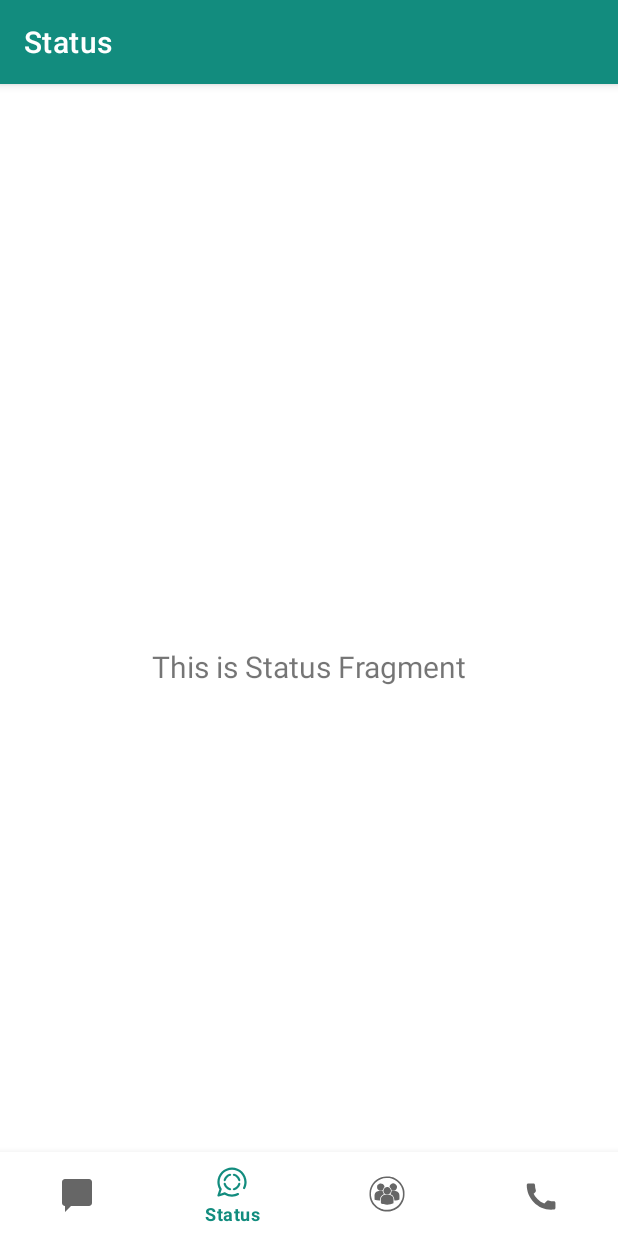
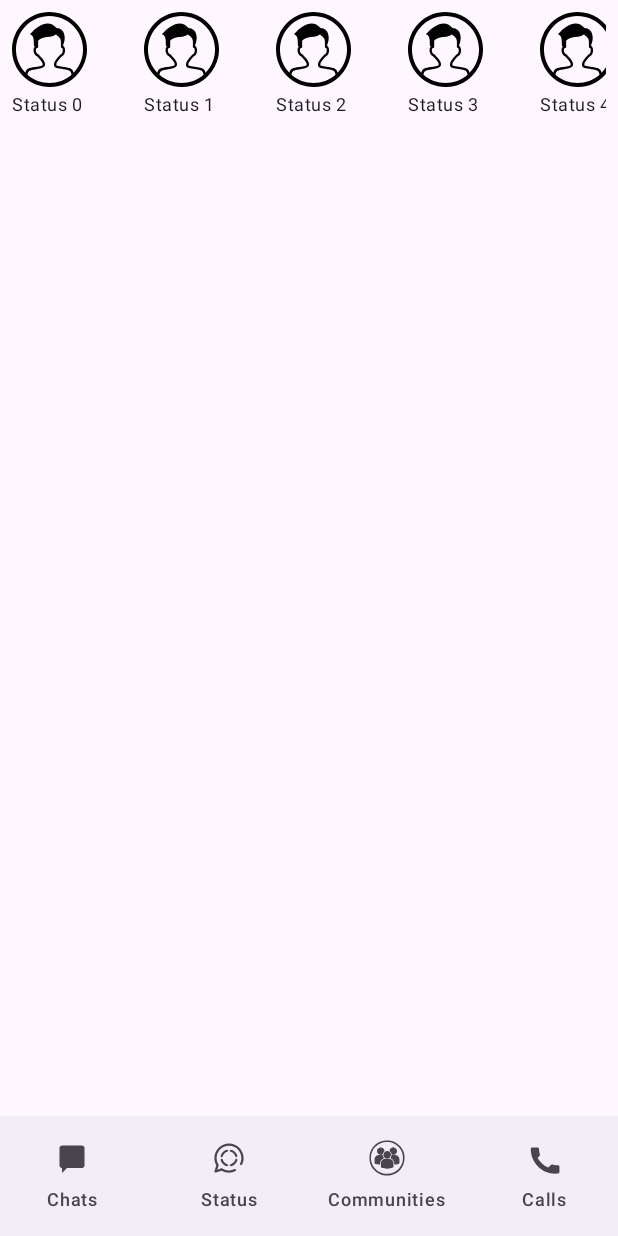
Before and after one commit to Lordeveraxe/WhatsappClone, an Android app built with Jetpack Compose: the screen it shows after launch (MainActivity), item 2 of the bottom bar chosen, on a phone screen of 412 x 824 dp. Run offline under Robolectric (Android 15) with nearby library versions, the phone set to English and light mode, and no system bars; our stand-ins replace constraintlayout-compose.

```diff
--- a/app/src/main/java/com/uptc/whatsapp/MainActivity.kt
+++ b/app/src/main/java/com/uptc/whatsapp/MainActivity.kt
@@ -1,34 +1,14 @@
 package com.uptc.whatsapp
 
 import android.os.Bundle
-import com.google.android.material.bottomnavigation.BottomNavigationView
-import androidx.appcompat.app.AppCompatActivity
-import androidx.navigation.findNavController
-import androidx.navigation.ui.AppBarConfiguration
-import androidx.navigation.ui.setupActionBarWithNavController
-import androidx.navigation.ui.setupWithNavController
-import com.uptc.whatsapp.databinding.ActivityMainBinding
+import androidx.activity.ComponentActivity
+import androidx.activity.compose.setContent
 
-class MainActivity : AppCompatActivity() {
-
-    private lateinit var binding: ActivityMainBinding
-
+class MainActivity : ComponentActivity() {
     override fun onCreate(savedInstanceState: Bundle?) {
         super.onCreate(savedInstanceState)
-
-        binding = ActivityMainBinding.inflate(layoutInflater)
-        setContentView(binding.root)
-
-        val navView: BottomNavigationView = binding.navView
-
-        val navController = findNavController(R.id.nav_host_fragment_activity_main)
-
-        val appBarConfiguration = AppBarConfiguration(
-            setOf(
-                R.id.navigation_chats, R.id.navigation_status, R.id.navigation_communities,R.id.navigation_calls
-            )
-        )
-        setupActionBarWithNavController(navController, appBarConfiguration)
-        navView.setupWithNavController(navController)
+        setContent {
+            MainScreen()
+        }
     }
 }
--- /dev/null
+++ b/app/src/main/java/com/uptc/whatsapp/MainScreen.kt
@@ -0,0 +1,33 @@
+package com.uptc.whatsapp
+
+import androidx.compose.foundation.layout.padding
+import androidx.compose.material3.*
+import androidx.compose.runtime.Composable
+import androidx.compose.ui.Modifier
+import androidx.navigation.compose.NavHost
+import androidx.navigation.compose.composable
+import androidx.navigation.compose.rememberNavController
+import com.uptc.whatsapp.ui.calls.CallsScreen
+import com.uptc.whatsapp.ui.chats.ChatsScreen
+import com.uptc.whatsapp.ui.communities.CommunitiesScreen
+import com.uptc.whatsapp.ui.navigation.BottomNavigationBar
+import com.uptc.whatsapp.ui.status.StatusScreen
+
+@Composable
+fun MainScreen() {
+    val navController = rememberNavController()
+    Scaffold(
+        bottomBar = { BottomNavigationBar(navController) }
+    ) { padding ->
+        NavHost(
+            navController = navController,
+            startDestination = "chats",
+            Modifier.padding(padding)
+        ) {
+            composable("chats") { ChatsScreen() }
+            composable("status") { StatusScreen() }
+            composable("communities") { CommunitiesScreen() }
+            composable("calls") { CallsScreen() }
+        }
+    }
+}
--- a/app/src/main/java/com/uptc/whatsapp/ui/chats/ChatsFragment.kt
+++ /dev/null
@@ -1,47 +0,0 @@
-package com.uptc.whatsapp.ui.chats
-
-import android.os.Bundle
-import android.view.LayoutInflater
-import android.view.View
-import android.view.ViewGroup
-import android.widget.LinearLayout
-import android.widget.TextView
-import androidx.fragment.app.Fragment
-import com.uptc.whatsapp.R
-import com.uptc.whatsapp.databinding.FragmentChatsBinding
-
-class ChatsFragment : Fragment() {
-
-    private var _binding: FragmentChatsBinding? = null
-    private val binding get() = _binding!!
-
-    private val numberOfChats = 15  // Number of dynamic chat items to create
-
-    override fun onCreateView(
-        inflater: LayoutInflater, container: ViewGroup?,
-        savedInstanceState: Bundle?
-    ): View {
-        _binding = FragmentChatsBinding.inflate(inflater, container, false)
-        val root: View = binding.root
-        addChatsDynamically()
-        return root
-    }
-
-    private fun addChatsDynamically() {
-        val linearLayoutForChats = binding.linearLayoutForChats
-
-        for (i in 1..numberOfChats) {
-            val chatView = LayoutInflater.from(context).inflate(R.layout.person, linearLayoutForChats, false).apply {
-                findViewById<TextView>(R.id.textView_chat_name).text = "Chat Name $i"
-                findViewById<TextView>(R.id.textView_last_message).text = "Last message preview $i"
-                findViewById<TextView>(R.id.textView_timestamp).text = "${i}/10/2024"
-            }
-            linearLayoutForChats.addView(chatView)
-        }
-    }
-
-    override fun onDestroyView() {
-        super.onDestroyView()
-        _binding = null
-    }
-}
--- /dev/null
+++ b/app/src/main/java/com/uptc/whatsapp/ui/chats/ChatsScreen.kt
@@ -0,0 +1,75 @@
+package com.uptc.whatsapp.ui.chats
+
+import androidx.compose.foundation.Image
+import androidx.compose.foundation.layout.*
+import androidx.compose.foundation.lazy.LazyColumn
+import androidx.compose.material3.MaterialTheme
+import androidx.compose.material3.Text
+import androidx.compose.runtime.Composable
+import androidx.compose.ui.Modifier
+import androidx.compose.ui.res.painterResource
+import androidx.compose.ui.unit.dp
+import androidx.constraintlayout.compose.ConstraintLayout
+import com.uptc.whatsapp.R
+
+@Composable
+fun ChatsScreen() {
+    LazyColumn {
+        items(15) { index ->
+            ChatItem(
+                chatName = "Chat Name $index",
+                lastMessage = "Last message preview $index",
+                timestamp = "${index + 1}/10/2024"
+            )
+        }
+    }
+}
+
+@Composable
+fun ChatItem(chatName: String, lastMessage: String, timestamp: String) {
+    ConstraintLayout(
+        modifier = Modifier
+            .fillMaxWidth()
+            .padding(8.dp)
+    ) {
+        val (profileImage, name, message, time) = createRefs()
+
+        Image(
+            painter = painterResource(id = R.drawable.profile_placeholder),
+            contentDescription = "Profile Image",
+            modifier = Modifier
+                .size(50.dp)
+                .padding(end = 8.dp)  // Añade un espacio entre la imagen y el texto
+                .constrainAs(profileImage) {
+                    start.linkTo(parent.start)
+                    top.linkTo(parent.top)
+                    bottom.linkTo(parent.bottom)
+                }
+        )
+        Text(
+            text = chatName,
+            modifier = Modifier.constrainAs(name) {
+                start.linkTo(profileImage.end, margin = 8.dp)
+                top.linkTo(profileImage.top)
+            },
+            style = MaterialTheme.typography.titleMedium
+        )
+        Text(
+            text = lastMessage,
+            modifier = Modifier.constrainAs(message) {
+                start.linkTo(name.start)
+                top.linkTo(name.bottom, margin = 4.dp)
+            },
+            style = MaterialTheme.typography.bodySmall,
+            maxLines = 1
+        )
+        Text(
+            text = timestamp,
+            modifier = Modifier.constrainAs(time) {
+                end.linkTo(parent.end, margin = 8.dp)
+                top.linkTo(name.top)
+            },
+            style = MaterialTheme.typography.bodySmall
+        )
+    }
+}
--- /dev/null
+++ b/app/src/main/java/com/uptc/whatsapp/ui/navigation/BottomNavigationBar.kt
@@ -0,0 +1,48 @@
+package com.uptc.whatsapp.ui.navigation
+
+import androidx.compose.foundation.layout.fillMaxWidth
+import androidx.compose.foundation.layout.padding
+import androidx.compose.foundation.layout.size
+import androidx.compose.material3.Icon
+import androidx.compose.material3.NavigationBar
+import androidx.compose.material3.NavigationBarItem
+import androidx.compose.material3.Text
+import androidx.compose.runtime.Composable
+import androidx.compose.ui.Modifier
+import androidx.compose.ui.res.painterResource
+import androidx.compose.ui.unit.dp
+import androidx.navigation.NavHostController
+import com.uptc.whatsapp.R
+
+@Composable
+fun BottomNavigationBar(navController: NavHostController) {
+    NavigationBar(
+        modifier = Modifier.fillMaxWidth(),
+        tonalElevation = 4.dp
+    ) {
+        NavigationBarItem(
+            icon = { Icon(painter = painterResource(id = R.drawable.ic_chats_black_24dp), contentDescription = "Chats", modifier = Modifier.size(24.dp).padding(2.dp)) },
+            label = { Text("Chats") },
+            selected = false,
+            onClick = { navController.navigate("chats") }
+        )
+        NavigationBarItem(
+            icon = { Icon(painter = painterResource(id = R.drawable.ic_status_black_24dp), contentDescription = "Status", modifier = Modifier.size(24.dp)) },
+            label = { Text("Status") },
+            selected = false,
+            onClick = { navController.navigate("status") }
+        )
+        NavigationBarItem(
+            icon = { Icon(painter = painterResource(id = R.drawable.ic_communities_black_24dp), contentDescription = "Communities", modifier = Modifier.size(24.dp)) },
+            label = { Text("Communities") },
+            selected = false,
+            onClick = { navController.navigate("communities") }
+        )
+        NavigationBarItem(
+            icon = { Icon(painter = painterResource(id = R.drawable.ic_calls_black_24dp), contentDescription = "Calls", modifier = Modifier.size(24.dp)) },
+            label = { Text("Calls") },
+            selected = false,
+            onClick = { navController.navigate("calls") }
+        )
+    }
+}
--- a/app/src/main/java/com/uptc/whatsapp/ui/status/StatusFragment.kt
+++ /dev/null
@@ -1,43 +0,0 @@
-package com.uptc.whatsapp.ui.status
-
-import android.os.Bundle
-import android.view.LayoutInflater
-import android.view.View
-import android.view.ViewGroup
-import android.widget.TextView
-import androidx.fragment.app.Fragment
-import androidx.lifecycle.ViewModelProvider
-import com.uptc.whatsapp.databinding.FragmentStatusBinding
-import com.uptc.whatsapp.ui.calls.StatusViewModel
-
-class StatusFragment : Fragment() {
-
-    private var _binding: FragmentStatusBinding? = null
-
-    // This property is only valid between onCreateView and
-    // onDestroyView.
-    private val binding get() = _binding!!
-
-    override fun onCreateView(
-        inflater: LayoutInflater,
-        container: ViewGroup?,
-        savedInstanceState: Bundle?
-    ): View {
-        val statusViewModel =
-            ViewModelProvider(this).get(StatusViewModel::class.java)
-
-        _binding = FragmentStatusBinding.inflate(inflater, container, false)
-        val root: View = binding.root
-
-        val textView: TextView = binding.textStatus
-        statusViewModel.text.observe(viewLifecycleOwner) {
-            textView.text = it
-        }
-        return root
-    }
-
-    override fun onDestroyView() {
-        super.onDestroyView()
-        _binding = null
-    }
-}
--- /dev/null
+++ b/app/src/main/java/com/uptc/whatsapp/ui/status/StatusScreen.kt
@@ -0,0 +1,53 @@
+package com.uptc.whatsapp.ui.status
+
+import androidx.compose.foundation.Image
+import androidx.compose.foundation.layout.Arrangement
+import androidx.compose.foundation.layout.padding
+import androidx.compose.foundation.layout.size
+import androidx.compose.foundation.lazy.LazyRow
+import androidx.compose.runtime.Composable
+import androidx.compose.ui.Modifier
+import androidx.compose.ui.res.painterResource
+import androidx.compose.ui.unit.dp
+import androidx.constraintlayout.compose.ConstraintLayout
+import androidx.compose.material3.MaterialTheme
+import androidx.compose.material3.Text
+import com.uptc.whatsapp.R
+
+@Composable
+fun StatusScreen() {
+    LazyRow(
+        modifier = Modifier.padding(8.dp),
+        horizontalArrangement = Arrangement.spacedBy(8.dp)
+    ) {
+        items(10) { index ->
+            StatusItem(statusName = "Status $index")
+        }
+    }
+}
+
+@Composable
+fun StatusItem(statusName: String) {
+    ConstraintLayout(modifier = Modifier.size(80.dp)) {
+        val (profileImage, name) = createRefs()
+
+        Image(
+            painter = painterResource(id = R.drawable.profile_placeholder),
+            contentDescription = "Status Image",
+            modifier = Modifier
+                .size(50.dp)
+                .constrainAs(profileImage) {
+                    start.linkTo(parent.start)
+                    top.linkTo(parent.top)
+                }
+        )
+        Text(
+            text = statusName,
+            modifier = Modifier.constrainAs(name) {
+                start.linkTo(parent.start)
+                top.linkTo(profileImage.bottom, margin = 4.dp)
+            },
+            style = MaterialTheme.typography.bodySmall
+        )
+    }
+}
--- a/app/src/main/java/com/uptc/whatsapp/ui/status/StatusViewModel.kt
+++ /dev/null
@@ -1,13 +0,0 @@
-package com.uptc.whatsapp.ui.calls
-
-import androidx.lifecycle.LiveData
-import androidx.lifecycle.MutableLiveData
-import androidx.lifecycle.ViewModel
-
-class StatusViewModel : ViewModel() {
-
-    private val _text = MutableLiveData<String>().apply {
-        value = "This is Status Fragment"
-    }
-    val text: LiveData<String> = _text
-}
```
Also changed, not shown: app/build.gradle.kts (+12 -0 lines), app/src/main/java/com/uptc/whatsapp/ui/calls/CallsFragment.kt (deleted, +0 -42 lines), app/src/main/java/com/uptc/whatsapp/ui/calls/CallsScreen.kt (added, +18 -0 lines), app/src/main/java/com/uptc/whatsapp/ui/calls/CallsViewModel.kt (deleted, +0 -13 lines), app/src/main/java/com/uptc/whatsapp/ui/communities/CommunitiesFragment.kt (deleted, +0 -42 lines), app/src/main/java/com/uptc/whatsapp/ui/communities/CommunitiesScreen.kt (added, +19 -0 lines), app/src/main/java/com/uptc/whatsapp/ui/communities/CommunitiesViewModel.kt (deleted, +0 -13 lines), gradle/libs.versions.toml (+7 -1 lines).
